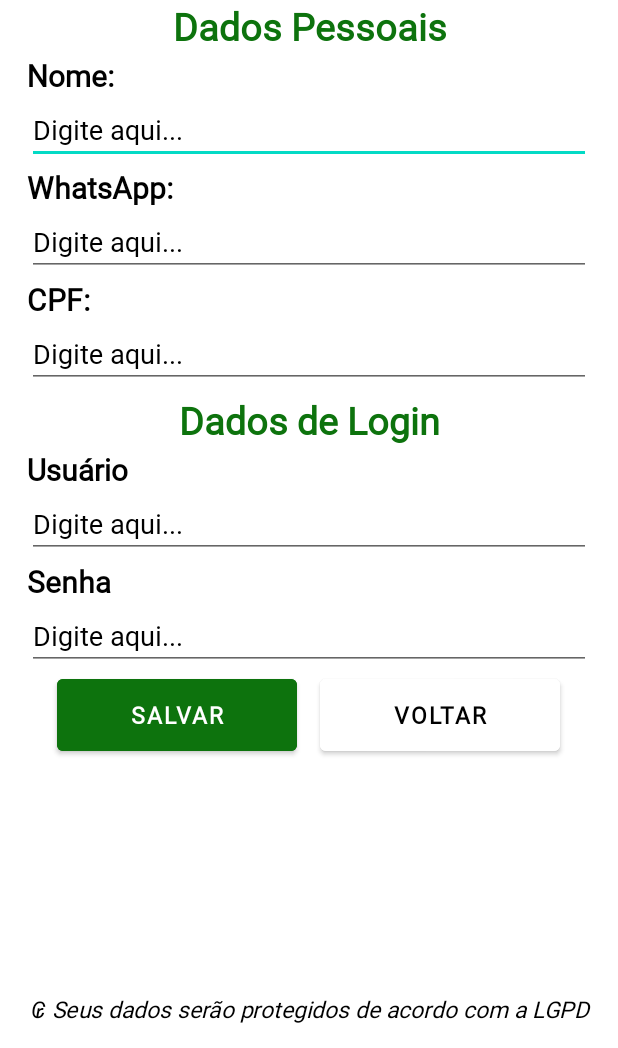
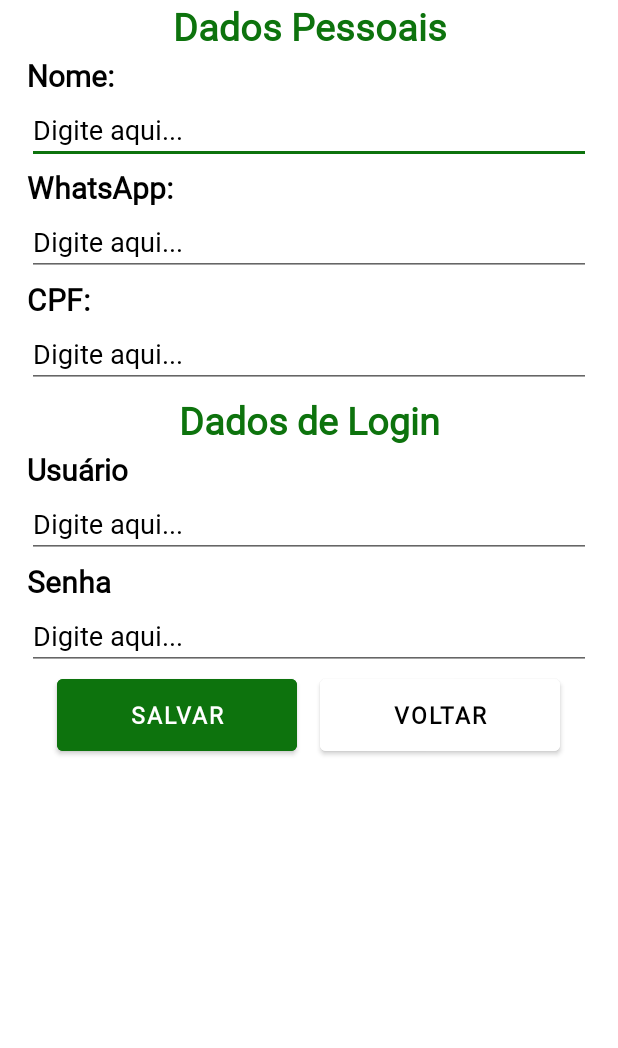
Before and after one commit to JoaoSchuh-cmd/AgroServiceLOCAL, an Android app: the CadastroActivity screen opened directly, with no data from a screen before it, on a phone screen of 412 x 824 dp, the part 188-1236 px from its top. Run offline under Robolectric (Android 15) with nearby library versions, the phone set to English and light mode, and no system bars; plain views replace MaskEditText; Roboto replaces fonts that are not available here; 1 statement that could not run was skipped.

Commit message:
Troca de cor
Realizada a troca da cor dos RadioButton e do cadastro.

```diff
--- a/app/src/main/res/layout/activity_cadastro.xml
+++ b/app/src/main/res/layout/activity_cadastro.xml
@@ -10,6 +10,10 @@
     android:layout_marginLeft="18dp"
     android:layout_marginRight="18dp"
     tools:context=".activities.CadastroActivity">
+
+    <ScrollView
+        android:layout_width="match_parent"
+        android:layout_height="match_parent">
 
         <LinearLayout
             android:layout_width="match_parent"
@@ -185,7 +189,11 @@
 
             </LinearLayout>
 
+
+
         </LinearLayout>
+
+    </ScrollView>
 
         <TextView
             android:layout_width="match_parent"
@@ -197,4 +205,7 @@
             android:textSize="15dp"
             android:textColor="@color/black"/>
 
+
+
+
 </LinearLayout>
--- a/app/src/main/res/layout/anunciocad_fragment_dialog.xml
+++ b/app/src/main/res/layout/anunciocad_fragment_dialog.xml
@@ -38,7 +38,8 @@
                         android:text="Funcionário"
                         android:textColor="@color/white"
                         android:textSize="20dp"
-                        android:textStyle="bold" />
+                        android:textStyle="bold"
+                        android:buttonTint="@color/white" />
 
                     <RadioButton
                         android:id="@+id/rbProprietario"
@@ -48,7 +49,8 @@
                         android:text="Proprietario"
                         android:textColor="@color/white"
                         android:textSize="20dp"
-                        android:textStyle="bold" />
+                        android:textStyle="bold"
+                        android:buttonTint="@color/white"/>
 
                 </RadioGroup>
 
--- a/app/src/main/res/values-night/themes.xml
+++ b/app/src/main/res/values-night/themes.xml
@@ -3,7 +3,7 @@
     <style name="Theme.1AgroService" parent="Theme.MaterialComponents.Light.NoActionBar">
         <!-- Primary brand color. -->
         <item name="colorPrimary">@color/green</item>
-        <item name="colorPrimaryVariant">@color/purple_700</item>
+        <item name="colorPrimaryVariant">@color/green</item>
         <item name="colorOnPrimary">@color/black</item>
         <!-- Secondary brand color. -->
         <item name="colorSecondary">@color/teal_200</item>
--- a/app/src/main/res/values/colors.xml
+++ b/app/src/main/res/values/colors.xml
@@ -2,7 +2,7 @@
 <resources>
     <color name="purple_200">#FFBB86FC</color>
     <color name="purple_500">#FF6200EE</color>
-    <color name="purple_700">#FF3700B3</color>
+    <color name="purple_700">#673AB7</color>
     <color name="teal_200">#FF03DAC5</color>
     <color name="green">#0d730d</color>
     <color name="black">#FF000000</color>
--- a/app/src/main/res/values/themes.xml
+++ b/app/src/main/res/values/themes.xml
@@ -2,11 +2,11 @@
     <!-- Base application theme. -->
     <style name="Theme.1AgroService" parent="Theme.MaterialComponents.Light.NoActionBar">
         <!-- Primary brand color. -->
-        <item name="colorPrimary">@color/purple_500</item>
-        <item name="colorPrimaryVariant">@color/purple_700</item>
+        <item name="colorPrimary">@color/green</item>
+        <item name="colorPrimaryVariant">@color/green</item>
         <item name="colorOnPrimary">@color/white</item>
         <!-- Secondary brand color. -->
-        <item name="colorSecondary">@color/teal_200</item>
+        <item name="colorSecondary">@color/green</item>
         <item name="colorSecondaryVariant">@color/green</item>
         <item name="colorOnSecondary">@color/black</item>
         <!-- Status bar color. -->
```
Lines whose indentation alone changed are shown as unchanged.
